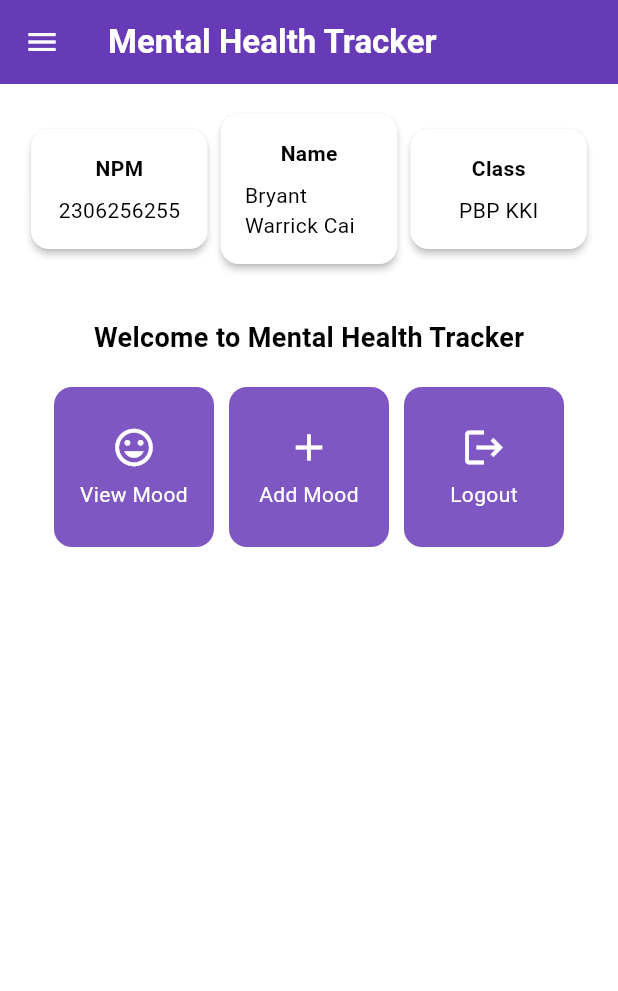
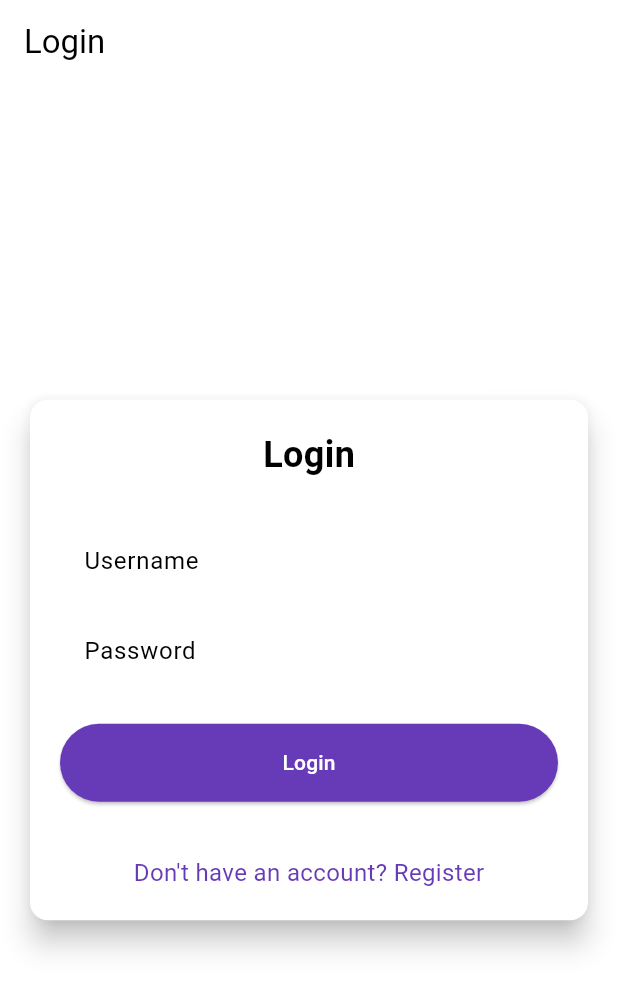
Before and after one commit to bryantwarrickcai/mental-health-tracker-mobile, a Flutter app: the screen it shows after launch, on a phone screen of 412 x 824 dp. Shown: the top 991 px of the screen. Run offline on Flutter 3.47's test engine with Material 3 defaults, Android fonts, the phone set to English and light mode, and no system bars; missing offline and left inert: pbp_django_auth.

Commit message:
Updated for Tutorial 8

```diff
--- a/lib/main.dart
+++ b/lib/main.dart
@@ -1,5 +1,8 @@
 import 'package:flutter/material.dart';
 import 'package:mental_health_tracker/screens/menu.dart';
+import 'package:pbp_django_auth/pbp_django_auth.dart';
+import 'package:mental_health_tracker/screens/login.dart';
+import 'package:provider/provider.dart';
 
 void main() {
   runApp(const MyApp());
@@ -11,7 +14,12 @@ class MyApp extends StatelessWidget {
   // This widget is the root of your application.
   @override
   Widget build(BuildContext context) {
-    return MaterialApp(
+    return Provider(
+      create: (_) {
+        CookieRequest request = CookieRequest();
+        return request;
+      },
+      child: MaterialApp(
         title: 'Flutter Demo',
         theme: ThemeData(
           // This is the theme of your application.
@@ -34,7 +42,8 @@ class MyApp extends StatelessWidget {
           ).copyWith(secondary: Colors.deepPurple[400]),
           useMaterial3: true,
         ),
-      home: MyHomePage(),
+        home: LoginPage(),
+      ),
     );
   }
 }
--- /dev/null
+++ b/lib/screens/login.dart
@@ -0,0 +1,179 @@
+import 'package:mental_health_tracker/screens/menu.dart';
+import 'package:flutter/material.dart';
+import 'package:pbp_django_auth/pbp_django_auth.dart';
+import 'package:provider/provider.dart';
+import 'package:mental_health_tracker/screens/register.dart';
+
+void main() {
+  runApp(const LoginApp());
+}
+
+class LoginApp extends StatelessWidget {
+  const LoginApp({super.key});
+
+  @override
+  Widget build(BuildContext context) {
+    return MaterialApp(
+      title: 'Login',
+      theme: ThemeData(
+        useMaterial3: true,
+        colorScheme: ColorScheme.fromSwatch(
+          primarySwatch: Colors.deepPurple,
+        ).copyWith(secondary: Colors.deepPurple[400]),
+      ),
+      home: const LoginPage(),
+    );
+  }
+}
+
+class LoginPage extends StatefulWidget {
+  const LoginPage({super.key});
+
+  @override
+  State<LoginPage> createState() => _LoginPageState();
+}
+
+class _LoginPageState extends State<LoginPage> {
+  final TextEditingController _usernameController = TextEditingController();
+  final TextEditingController _passwordController = TextEditingController();
+
+  @override
+  Widget build(BuildContext context) {
+    final request = context.watch<CookieRequest>();
+
+    return Scaffold(
+      appBar: AppBar(
+        title: const Text('Login'),
+      ),
+      body: Center(
+        child: SingleChildScrollView(
+          padding: const EdgeInsets.all(16.0),
+          child: Card(
+            elevation: 8,
+            shape: RoundedRectangleBorder(
+              borderRadius: BorderRadius.circular(12.0),
+            ),
+            child: Padding(
+              padding: const EdgeInsets.all(20.0),
+              child: Column(
+                mainAxisSize: MainAxisSize.min,
+                children: [
+                  const Text(
+                    'Login',
+                    style: TextStyle(
+                      fontSize: 24.0,
+                      fontWeight: FontWeight.bold,
+                    ),
+                  ),
+                  const SizedBox(height: 30.0),
+                  TextField(
+                    controller: _usernameController,
+                    decoration: const InputDecoration(
+                      labelText: 'Username',
+                      hintText: 'Enter your username',
+                      border: OutlineInputBorder(
+                        borderRadius: BorderRadius.all(Radius.circular(12.0)),
+                      ),
+                      contentPadding:
+                          EdgeInsets.symmetric(horizontal: 12.0, vertical: 8.0),
+                    ),
+                  ),
+                  const SizedBox(height: 12.0),
+                  TextField(
+                    controller: _passwordController,
+                    decoration: const InputDecoration(
+                      labelText: 'Password',
+                      hintText: 'Enter your password',
+                      border: OutlineInputBorder(
+                        borderRadius: BorderRadius.all(Radius.circular(12.0)),
+                      ),
+                      contentPadding:
+                          EdgeInsets.symmetric(horizontal: 12.0, vertical: 8.0),
+                    ),
+                    obscureText: true,
+                  ),
+                  const SizedBox(height: 24.0),
+                  ElevatedButton(
+                    onPressed: () async {
+                      String username = _usernameController.text;
+                      String password = _passwordController.text;
+
+                      // Check credentials
+                      // To connect the Android emulator to Django on localhost,
+                      // use the URL http://10.0.2.2/
+                      final response = await request
+                          .login("http://localhost:8000/auth/login/", {
+                        'username': username,
+                        'password': password,
+                      });
+
+                      if (request.loggedIn) {
+                        String message = response['message'];
+                        String uname = response['username'];
+                        if (context.mounted) {
+                          Navigator.pushReplacement(
+                            context,
+                            MaterialPageRoute(
+                                builder: (context) => MyHomePage()),
+                          );
+                          ScaffoldMessenger.of(context)
+                            ..hideCurrentSnackBar()
+                            ..showSnackBar(
+                              SnackBar(
+                                  content: Text("$message Welcome, $uname.")),
+                            );
+                        }
+                      } else {
+                        if (context.mounted) {
+                          showDialog(
+                            context: context,
+                            builder: (context) => AlertDialog(
+                              title: const Text('Login Failed'),
+                              content: Text(response['message']),
+                              actions: [
+                                TextButton(
+                                  child: const Text('OK'),
+                                  onPressed: () {
+                                    Navigator.pop(context);
+                                  },
+                                ),
+                              ],
+                            ),
+                          );
+                        }
+                      }
+                    },
+                    style: ElevatedButton.styleFrom(
+                      foregroundColor: Colors.white,
+                      minimumSize: Size(double.infinity, 50),
+                      backgroundColor: Theme.of(context).colorScheme.primary,
+                      padding: const EdgeInsets.symmetric(vertical: 16.0),
+                    ),
+                    child: const Text('Login'),
+                  ),
+                  const SizedBox(height: 36.0),
+                  GestureDetector(
+                    onTap: () {
+                      Navigator.push(
+                        context,
+                        MaterialPageRoute(
+                            builder: (context) => const RegisterPage()),
+                      );
+                    },
+                    child: Text(
+                      'Don\'t have an account? Register',
+                      style: TextStyle(
+                        color: Theme.of(context).colorScheme.primary,
+                        fontSize: 16.0,
+                      ),
+                    ),
+                  ),
+                ],
+              ),
+            ),
+          ),
+        ),
+      ),
+    );
+  }
+}
--- a/pubspec.yaml
+++ b/pubspec.yaml
@@ -35,6 +35,9 @@ dependencies:
   # The following adds the Cupertino Icons font to your application.
   # Use with the CupertinoIcons class for iOS style icons.
   cupertino_icons: ^1.0.8
+  provider: ^6.1.2
+  pbp_django_auth: ^0.4.0
+  http: ^1.2.2
 
 dev_dependencies:
   flutter_test:
```
Also changed, not shown: lib/models/moodentry.dart (added, +68 -0 lines), lib/screens/list_moodentry.dart (added, +89 -0 lines), lib/screens/moodentry_form.dart (+34 -26 lines), lib/screens/register.dart (added, +165 -0 lines), lib/widgets/left_drawer.dart (+19 -9 lines), lib/widgets/mood_card.dart (+33 -1 lines), pubspec.lock, 2 other files. Lines whose indentation alone changed are shown as unchanged.
